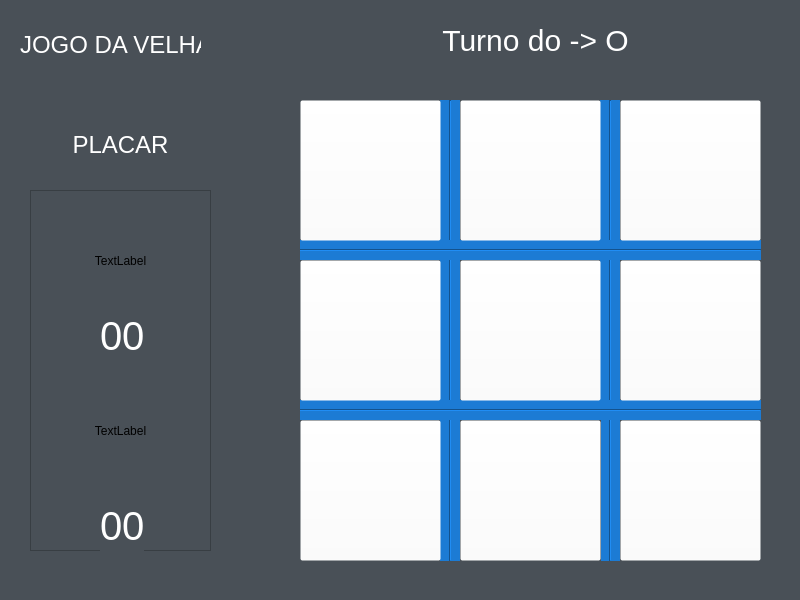
This is Game.ui in PabloBezerra/Primeiro-game as Qt 5 draws it before an edit. The edited form follows.
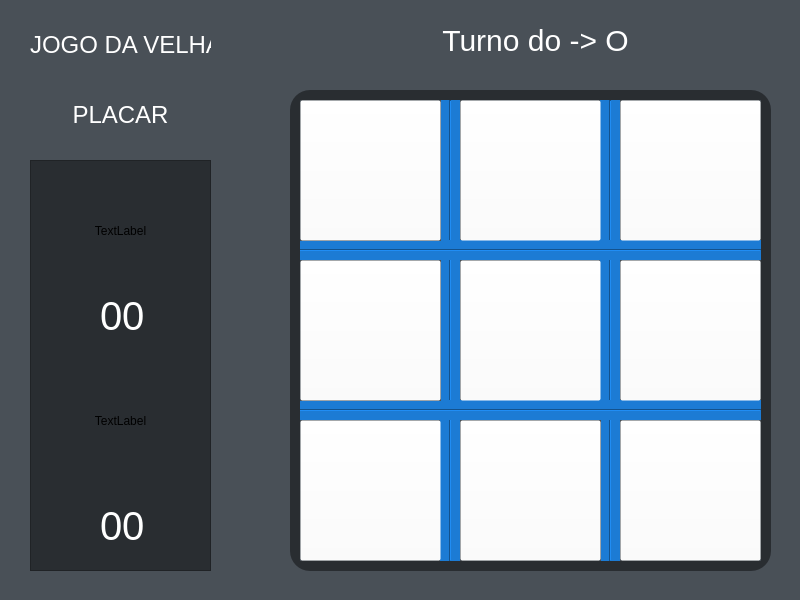
This is the edited form.

The edit to the form file:
```diff
--- a/Game.ui
+++ b/Game.ui
@@ -214,7 +214,7 @@
     <property name="geometry">
      <rect>
       <x>30</x>
-      <y>130</y>
+      <y>100</y>
       <width>181</width>
       <height>31</height>
      </rect>
@@ -247,11 +247,14 @@
     <property name="geometry">
      <rect>
       <x>30</x>
-      <y>190</y>
+      <y>160</y>
       <width>181</width>
-      <height>361</height>
+      <height>411</height>
      </rect>
     </property>
+    <property name="styleSheet">
+     <string notr="true">background-color: rgb(41, 45, 49);</string>
+    </property>
     <property name="frameShape">
      <enum>QFrame::StyledPanel</enum>
     </property>
@@ -262,7 +265,7 @@
      <property name="geometry">
       <rect>
        <x>70</x>
-       <y>120</y>
+       <y>130</y>
        <width>44</width>
        <height>53</height>
       </rect>
@@ -282,7 +285,7 @@
      <property name="geometry">
       <rect>
        <x>70</x>
-       <y>310</y>
+       <y>340</y>
        <width>44</width>
        <height>53</height>
       </rect>
@@ -318,7 +321,7 @@
      <property name="geometry">
       <rect>
        <x>30</x>
-       <y>180</y>
+       <y>200</y>
        <width>121</width>
        <height>121</height>
       </rect>
@@ -334,7 +337,7 @@
    <widget class="QLabel" name="titulo">
     <property name="geometry">
      <rect>
-      <x>20</x>
+      <x>30</x>
       <y>30</y>
       <width>181</width>
       <height>31</height>
@@ -347,10 +350,10 @@
    <widget class="QLabel" name="area1">
     <property name="geometry">
      <rect>
-      <x>310</x>
+      <x>300</x>
       <y>100</y>
-      <width>121</width>
-      <height>131</height>
+      <width>141</width>
+      <height>141</height>
      </rect>
     </property>
     <property name="text">
@@ -381,8 +384,8 @@
      <rect>
       <x>460</x>
       <y>100</y>
-      <width>131</width>
-      <height>131</height>
+      <width>141</width>
+      <height>141</height>
      </rect>
     </property>
     <property name="text">
@@ -398,7 +401,7 @@
       <x>620</x>
       <y>100</y>
       <width>141</width>
-      <height>131</height>
+      <height>141</height>
      </rect>
     </property>
     <property name="text">
@@ -411,10 +414,10 @@
    <widget class="QLabel" name="area4">
     <property name="geometry">
      <rect>
-      <x>310</x>
+      <x>300</x>
       <y>260</y>
-      <width>121</width>
-      <height>131</height>
+      <width>141</width>
+      <height>141</height>
      </rect>
     </property>
     <property name="text">
@@ -429,8 +432,8 @@
      <rect>
       <x>460</x>
       <y>260</y>
-      <width>131</width>
-      <height>131</height>
+      <width>141</width>
+      <height>141</height>
      </rect>
     </property>
     <property name="text">
@@ -504,6 +507,27 @@
      <set>Qt::AlignCenter</set>
     </property>
    </widget>
+   <widget class="QFrame" name="frame_2">
+    <property name="geometry">
+     <rect>
+      <x>290</x>
+      <y>90</y>
+      <width>481</width>
+      <height>481</height>
+     </rect>
+    </property>
+    <property name="styleSheet">
+     <string notr="true">background-color: rgb(41, 45, 49);
+border-radius: 20px;</string>
+    </property>
+    <property name="frameShape">
+     <enum>QFrame::StyledPanel</enum>
+    </property>
+    <property name="frameShadow">
+     <enum>QFrame::Raised</enum>
+    </property>
+   </widget>
+   <zorder>frame_2</zorder>
    <zorder>area9</zorder>
    <zorder>area7</zorder>
    <zorder>area6</zorder>
```
